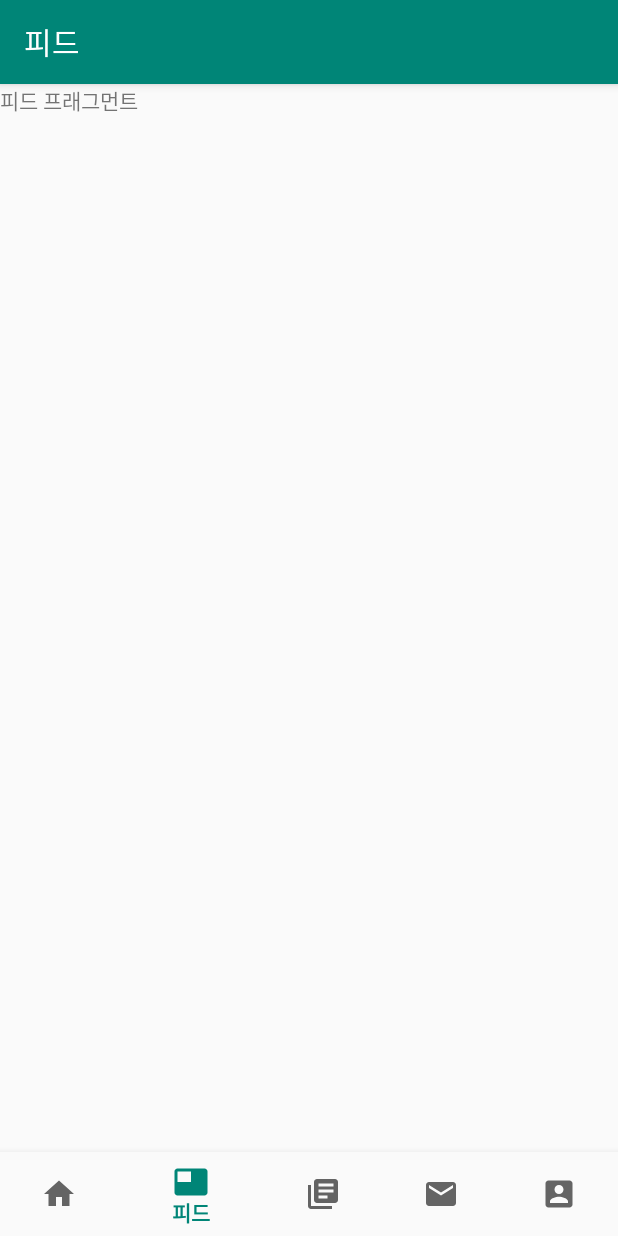
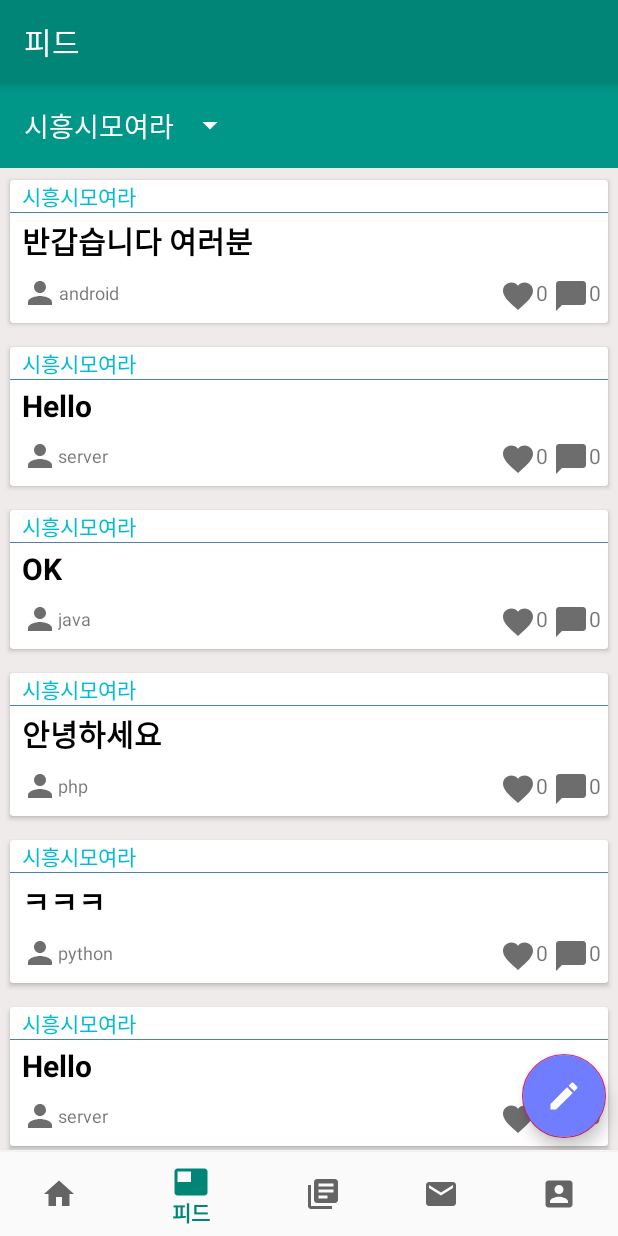
Before and after one commit to dudcheol/SLRcoding, an Android app: the screen it shows after launch (MainActivity), item 2 of the bottom bar chosen, on a phone screen of 412 x 824 dp. Run offline under Robolectric (Android 15) with nearby library versions, the phone set to English and light mode, and no system bars.

Commit message:
피드 디자인과 피드 스피너, 프래그먼트,자식프래그먼트 완성

```diff
--- /dev/null
+++ b/app/src/main/java/com/example/slrcoding/Board.java
@@ -0,0 +1,68 @@
+package com.example.slrcoding;
+
+public class Board {
+    private String id;
+    private String category;
+    private String title;
+    private String contents;
+    private String name;
+
+    public Board(){
+
+    }
+
+    public Board(String id, String category, String title, String contents, String name) {
+        this.id = id;
+        this.category= category;
+        this.title = title;
+        this.contents = contents;
+        this.name = name;
+    }
+
+    public String getId() {
+        return id;
+    }
+
+    public void setId(String id) {
+        this.id = id;
+    }
+
+    public String getCategory(){return category;}
+
+    public void setCategory(String category){this.category=category;}
+
+    public String getTitle() {
+        return title;
+    }
+
+    public void setTitle(String title) {
+        this.title = title;
+    }
+
+    public String getContents() {
+        return contents;
+    }
+
+    public void setContents(String contents) {
+        this.contents = contents;
+    }
+
+    public String getName() {
+        return name;
+    }
+
+    public void setName(String name) {
+        this.name = name;
+    }
+
+    @Override
+    public String toString() {
+        return "Board{" +
+                "id='" + id + '\'' +
+                ", category='" + category + '\'' +
+                ", title='" + title + '\'' +
+                ", contents='" + contents + '\'' +
+                ", name='" + name + '\'' +
+                '}';
+    }
+}
--- /dev/null
+++ b/app/src/main/java/com/example/slrcoding/MainAdapter.java
@@ -0,0 +1,54 @@
+package com.example.slrcoding;
+
+import android.support.annotation.NonNull;
+import android.support.v7.widget.RecyclerView;
+import android.view.LayoutInflater;
+import android.view.View;
+import android.view.ViewGroup;
+import android.widget.TextView;
+
+import java.util.List;
+
+//어댑터
+public class MainAdapter extends RecyclerView.Adapter<MainAdapter.MainViewHolder>{
+
+    private List<Board> mBoardList;
+
+    public MainAdapter(List<Board> mBoardList) {
+        this.mBoardList = mBoardList;
+    }
+
+    @NonNull
+    @Override
+    public MainViewHolder onCreateViewHolder(@NonNull ViewGroup parent, int viewType) {
+        return new MainViewHolder(LayoutInflater.from(parent.getContext()).inflate(R.layout.item_main,parent,false));
+    }
+
+    @Override
+    public void onBindViewHolder(@NonNull MainViewHolder holder, int position) {
+        Board data = mBoardList.get(position);
+        holder.mCategoryTextView.setText(data.getCategory());
+        holder.mTitleTextView.setText(data.getTitle());
+        holder.mNameTextView.setText(data.getName());
+    }
+
+    @Override
+    public int getItemCount() {
+        return mBoardList.size();
+    }
+
+    //하나당 세부 내용을 위한 뷰 홀더
+    class MainViewHolder extends RecyclerView.ViewHolder{
+        private TextView mCategoryTextView;
+        private TextView mTitleTextView;
+        private TextView mNameTextView;
+        public MainViewHolder(@NonNull View itemView) {
+            super(itemView);
+            mCategoryTextView = itemView.findViewById(R.id.category_name);
+            mTitleTextView = itemView.findViewById(R.id.item_title_text);
+            mNameTextView = itemView.findViewById(R.id.item_name_text);
+
+
+        }
+    }
+}
--- a/app/src/main/java/com/example/slrcoding/fragment/FeedFragment.java
+++ b/app/src/main/java/com/example/slrcoding/fragment/FeedFragment.java
@@ -3,9 +3,13 @@ package com.example.slrcoding.fragment;
 
 import android.os.Bundle;
 import android.support.v4.app.Fragment;
+import android.support.v4.app.FragmentTransaction;
 import android.view.LayoutInflater;
 import android.view.View;
 import android.view.ViewGroup;
+import android.widget.AdapterView;
+import android.widget.ArrayAdapter;
+import android.widget.Spinner;
 
 import com.example.slrcoding.R;
 
@@ -14,7 +18,9 @@ import com.example.slrcoding.R;
  */
 public class FeedFragment extends Fragment {
 
-
+    Spinner spinner;
+    Feed_Child_FragmentOne fragmentOne;
+    Feed_Child_FragmentTwo fragmentTwo;
     public FeedFragment() {
         // Required empty public constructor
     }
@@ -24,7 +30,44 @@ public class FeedFragment extends Fragment {
     public View onCreateView(LayoutInflater inflater, ViewGroup container,
                              Bundle savedInstanceState) {
         // Inflate the layout for this fragment
-        return inflater.inflate(R.layout.fragment_feed, container, false);
+        ViewGroup rootView = (ViewGroup)inflater.inflate(R.layout.fragment_feed, container, false);
+        spinner = rootView.findViewById(R.id.spinner);
+
+        fragmentOne = new Feed_Child_FragmentOne();
+        fragmentTwo = new Feed_Child_FragmentTwo();
+
+        ArrayAdapter<String> ad = new ArrayAdapter<>(getActivity(),
+                R.layout.custom_spinner,
+                getResources().getStringArray(R.array.fragments));
+        ad.setDropDownViewResource(android.R.layout.simple_spinner_dropdown_item);
+        spinner.setAdapter(ad);
+
+        spinner.setOnItemSelectedListener(new AdapterView.OnItemSelectedListener() {
+            @Override
+            public void onItemSelected(AdapterView<?> parent, View view, int position, long id) {
+                switch (position)
+                {
+                    case 0:
+                        setFragment(fragmentOne);
+                        break;
+                    case 1:
+                        setFragment(fragmentTwo);
+                        break;
+                }
+            }
+
+            @Override
+            public void onNothingSelected(AdapterView<?> parent) {
+
+            }
+        });
+        return rootView;
+    }
+
+    public void setFragment(Fragment fragment){
+        FragmentTransaction fragmentTransaction = getChildFragmentManager().beginTransaction();
+        fragmentTransaction.replace(R.id.main_frame,fragment);
+        fragmentTransaction.commit();
     }
 
 }
--- /dev/null
+++ b/app/src/main/java/com/example/slrcoding/fragment/Feed_Child_FragmentOne.java
@@ -0,0 +1,54 @@
+package com.example.slrcoding.fragment;
+
+import android.os.Bundle;
+import android.support.v4.app.Fragment;
+import android.support.v7.widget.RecyclerView;
+import android.view.LayoutInflater;
+import android.view.View;
+import android.view.ViewGroup;
+
+import com.example.slrcoding.Board;
+import com.example.slrcoding.MainAdapter;
+import com.example.slrcoding.R;
+
+import java.util.ArrayList;
+import java.util.List;
+
+public class Feed_Child_FragmentOne extends Fragment {
+
+    private RecyclerView mMainRecyclerView;
+    private MainAdapter mAdapter;
+    private List<Board> mBoardList;
+
+    public Feed_Child_FragmentOne() {
+        // Required empty public constructor
+    }
+
+    @Override
+    public View onCreateView(LayoutInflater inflater, ViewGroup container,
+                             Bundle savedInstanceState) {
+        // Inflate the layout for this fragment
+        ViewGroup rootView = (ViewGroup)inflater.inflate(R.layout.fragment_feed__child__fragment_one, container, false);
+        mMainRecyclerView = rootView.findViewById(R.id.main_recycler_view);
+
+        //ontainer.findViewById(R.id.main_write_button).setOnClickListener(this);
+
+        mBoardList = new ArrayList<>();
+        mBoardList.add(new Board(null,"시흥시모여라","반갑습니다 여러분",null,"android"));
+        mBoardList.add(new Board(null,"시흥시모여라","Hello",null,"server"));
+        mBoardList.add(new Board(null,"시흥시모여라","OK",null,"java"));
+        mBoardList.add(new Board(null,"시흥시모여라","안녕하세요",null,"php"));
+        mBoardList.add(new Board(null,"시흥시모여라","ㅋㅋㅋ",null,"python"));
+        mBoardList.add(new Board(null,"시흥시모여라","Hello",null,"server"));
+        mBoardList.add(new Board(null,"시흥시모여라","OK",null,"java"));
+        mBoardList.add(new Board(null,"시흥시모여라","안녕하세요",null,"php"));
+        mBoardList.add(new Board(null,"시흥시모여라","ㅋㅋㅋ",null,"python"));
+        mAdapter = new MainAdapter(mBoardList);
+        mMainRecyclerView.setAdapter(mAdapter);
+        return rootView;
+    }
+
+
+
+
+}
--- /dev/null
+++ b/app/src/main/java/com/example/slrcoding/fragment/Feed_Child_FragmentTwo.java
@@ -0,0 +1,52 @@
+package com.example.slrcoding.fragment;
+
+import android.os.Bundle;
+import android.support.v4.app.Fragment;
+import android.support.v7.widget.RecyclerView;
+import android.view.LayoutInflater;
+import android.view.View;
+import android.view.ViewGroup;
+
+import com.example.slrcoding.Board;
+import com.example.slrcoding.MainAdapter;
+import com.example.slrcoding.R;
+
+import java.util.ArrayList;
+import java.util.List;
+
+
+public class Feed_Child_FragmentTwo extends Fragment {
+
+    private RecyclerView mMainRecyclerView;
+    private MainAdapter mAdapter;
+    private List<Board> mBoardList;
+
+    public Feed_Child_FragmentTwo() {
+        // Required empty public constructor
+    }
+
+    @Override
+    public View onCreateView(LayoutInflater inflater, ViewGroup container,
+                             Bundle savedInstanceState) {
+        ViewGroup rootView = (ViewGroup)inflater.inflate(R.layout.fragment_feed__child__fragment_two, container, false);
+        mMainRecyclerView = rootView.findViewById(R.id.main_recycler_view);
+
+        //ontainer.findViewById(R.id.main_write_button).setOnClickListener(this);
+
+        mBoardList = new ArrayList<>();
+        mBoardList.add(new Board(null,"축구","축구 할사람 여러분",null,"android"));
+        mBoardList.add(new Board(null,"축구","와~~토트넘 ",null,"server"));
+        mBoardList.add(new Board(null,"축구","레알마드리드??",null,"java"));
+        mBoardList.add(new Board(null,"축구","히딩크 돌아와라",null,"php"));
+        mBoardList.add(new Board(null,"축구","박항서",null,"python"));
+        mBoardList.add(new Board(null,"축구","손흥민 잘한다..",null,"server"));
+        mBoardList.add(new Board(null,"축구","제 2의 박지성이냐",null,"java"));
+        mBoardList.add(new Board(null,"축구","축구는 뭐다?",null,"php"));
+        mBoardList.add(new Board(null,"축구","축구다!",null,"python"));
+        mAdapter = new MainAdapter(mBoardList);
+        mMainRecyclerView.setAdapter(mAdapter);
+        return rootView;
+    }
+
+
+}
--- /dev/null
+++ b/app/src/main/res/drawable-v24/ic_chat_bubble.xml
@@ -0,0 +1,5 @@
+<vector android:height="24dp" android:tint="#6D6D6D"
+    android:viewportHeight="24.0" android:viewportWidth="24.0"
+    android:width="24dp" xmlns:android="http://schemas.android.com/apk/res/android">
+    <path android:fillColor="#FF000000" android:pathData="M20,2H4c-1.1,0 -2,0.9 -2,2v18l4,-4h14c1.1,0 2,-0.9 2,-2V4c0,-1.1 -0.9,-2 -2,-2z"/>
+</vector>
--- /dev/null
+++ b/app/src/main/res/drawable-v24/ic_edit.xml
@@ -0,0 +1,5 @@
+<vector android:height="24dp" android:tint="#FFFFFF"
+    android:viewportHeight="24.0" android:viewportWidth="24.0"
+    android:width="24dp" xmlns:android="http://schemas.android.com/apk/res/android">
+    <path android:fillColor="#FF000000" android:pathData="M3,17.25V21h3.75L17.81,9.94l-3.75,-3.75L3,17.25zM20.71,7.04c0.39,-0.39 0.39,-1.02 0,-1.41l-2.34,-2.34c-0.39,-0.39 -1.02,-0.39 -1.41,0l-1.83,1.83 3.75,3.75 1.83,-1.83z"/>
+</vector>
--- /dev/null
+++ b/app/src/main/res/drawable-v24/ic_favorite.xml
@@ -0,0 +1,5 @@
+<vector android:height="24dp" android:tint="#6D6D6D"
+    android:viewportHeight="24.0" android:viewportWidth="24.0"
+    android:width="24dp" xmlns:android="http://schemas.android.com/apk/res/android">
+    <path android:fillColor="#FF000000" android:pathData="M12,21.35l-1.45,-1.32C5.4,15.36 2,12.28 2,8.5 2,5.42 4.42,3 7.5,3c1.74,0 3.41,0.81 4.5,2.09C13.09,3.81 14.76,3 16.5,3 19.58,3 22,5.42 22,8.5c0,3.78 -3.4,6.86 -8.55,11.54L12,21.35z"/>
+</vector>
--- /dev/null
+++ b/app/src/main/res/drawable-v24/ic_person.xml
@@ -0,0 +1,5 @@
+<vector android:height="24dp" android:tint="#6D6D6D"
+    android:viewportHeight="24.0" android:viewportWidth="24.0"
+    android:width="24dp" xmlns:android="http://schemas.android.com/apk/res/android">
+    <path android:fillColor="#FF000000" android:pathData="M12,12c2.21,0 4,-1.79 4,-4s-1.79,-4 -4,-4 -4,1.79 -4,4 1.79,4 4,4zM12,14c-2.67,0 -8,1.34 -8,4v2h16v-2c0,-2.66 -5.33,-4 -8,-4z"/>
+</vector>
--- /dev/null
+++ b/app/src/main/res/layout/custom_spinner.xml
@@ -0,0 +1,9 @@
+<?xml version="1.0" encoding="utf-8"?>
+<TextView
+    xmlns:android="http://schemas.android.com/apk/res/android" android:layout_width="match_parent"
+    android:layout_height="match_parent"
+    android:textSize="18sp"
+    android:textColor="#fff"
+    >
+
+</TextView>
--- a/app/src/main/res/layout/fragment_feed.xml
+++ b/app/src/main/res/layout/fragment_feed.xml
@@ -1,14 +1,30 @@
 <?xml version="1.0" encoding="utf-8"?>
-<FrameLayout xmlns:android="http://schemas.android.com/apk/res/android"
+<RelativeLayout xmlns:android="http://schemas.android.com/apk/res/android"
     xmlns:tools="http://schemas.android.com/tools"
     android:layout_width="match_parent"
     android:layout_height="match_parent"
     tools:context=".fragment.FeedFragment">
 
-    <!-- TODO: Update blank fragment layout -->
-    <TextView
+    <android.support.v7.widget.Toolbar
+        android:id="@+id/toolbar"
+        android:layout_width="match_parent"
+        android:layout_height="wrap_content"
+        android:background="#009688">
+        <Spinner
+            android:layout_width="wrap_content"
+            android:layout_height="wrap_content"
+            android:id="@+id/spinner"
+            android:backgroundTint="#ffff"
+
+            />
+
+    </android.support.v7.widget.Toolbar>
+
+    <FrameLayout
+        android:id="@+id/main_frame"
         android:layout_width="match_parent"
         android:layout_height="match_parent"
-        android:text="피드 프래그먼트" />
+        android:layout_below="@id/toolbar">
+    </FrameLayout>
 
-</FrameLayout>
+</RelativeLayout>
--- /dev/null
+++ b/app/src/main/res/layout/fragment_feed__child__fragment_one.xml
@@ -0,0 +1,31 @@
+<?xml version="1.0" encoding="utf-8"?>
+<RelativeLayout xmlns:android="http://schemas.android.com/apk/res/android"
+    xmlns:tools="http://schemas.android.com/tools"
+    android:layout_width="match_parent"
+    android:layout_height="match_parent"
+    xmlns:app="http://schemas.android.com/apk/res-auto"
+    >
+
+
+    <android.support.v7.widget.RecyclerView
+        android:id="@+id/main_recycler_view"
+        android:layout_width="match_parent"
+        android:layout_height="match_parent"
+        app:layoutManager="android.support.v7.widget.LinearLayoutManager"
+        android:background="#F0EBEB"
+
+        />
+    <android.support.design.widget.FloatingActionButton
+        android:id="@+id/main_write_button"
+        android:layout_width="wrap_content"
+        android:layout_height="wrap_content"
+        android:layout_alignParentBottom="true"
+        android:layout_alignParentEnd="true"
+        android:layout_alignParentRight="true"
+        android:backgroundTint="#717dff"
+        android:src="@drawable/ic_edit"
+        android:layout_margin="8dp"/>
+
+
+
+</RelativeLayout>
--- /dev/null
+++ b/app/src/main/res/layout/fragment_feed__child__fragment_two.xml
@@ -0,0 +1,31 @@
+<?xml version="1.0" encoding="utf-8"?>
+<RelativeLayout xmlns:android="http://schemas.android.com/apk/res/android"
+    xmlns:tools="http://schemas.android.com/tools"
+    android:layout_width="match_parent"
+    android:layout_height="match_parent"
+    xmlns:app="http://schemas.android.com/apk/res-auto"
+    >
+
+
+    <android.support.v7.widget.RecyclerView
+        android:id="@+id/main_recycler_view"
+        android:layout_width="match_parent"
+        android:layout_height="match_parent"
+        app:layoutManager="android.support.v7.widget.LinearLayoutManager"
+        android:background="#F0EBEB"
+
+        />
+    <android.support.design.widget.FloatingActionButton
+        android:id="@+id/main_write_button"
+        android:layout_width="wrap_content"
+        android:layout_height="wrap_content"
+        android:layout_alignParentBottom="true"
+        android:layout_alignParentEnd="true"
+        android:layout_alignParentRight="true"
+        android:backgroundTint="#717dff"
+        android:src="@drawable/ic_edit"
+        android:layout_margin="8dp"/>
+
+
+
+</RelativeLayout>
--- /dev/null
+++ b/app/src/main/res/layout/item_main.xml
@@ -0,0 +1,86 @@
+<?xml version="1.0" encoding="utf-8"?>
+<android.support.v7.widget.CardView xmlns:android="http://schemas.android.com/apk/res/android"
+    xmlns:tools="http://schemas.android.com/tools"
+    android:layout_width="match_parent"
+    android:layout_height="wrap_content"
+    xmlns:app="http://schemas.android.com/apk/res-auto"
+    android:layout_margin="4dp"
+    app:cardCornerRadius="2dp"
+    app:cardElevation="2dp"
+    app:cardMaxElevation="2dp"
+    app:cardPreventCornerOverlap="true"
+    app:cardUseCompatPadding="true"
+    >
+
+    <RelativeLayout
+        android:id="@+id/re"
+        android:layout_width="match_parent"
+        android:layout_height="wrap_content"
+        android:orientation="vertical">
+        <TextView
+            android:id="@+id/category_name"
+            android:layout_alignParentTop="true"
+            android:layout_width="wrap_content"
+            android:layout_height="wrap_content"
+            android:textColor="#00BCD4"
+            android:layout_marginLeft="8dp"
+            />
+        <View
+            android:id="@+id/line"
+            android:layout_width="wrap_content"
+            android:layout_below="@id/category_name"
+            android:layout_height="0.3dp"
+            android:background="#4682B4" />
+
+        <TextView
+            android:id="@+id/item_title_text"
+            android:layout_below="@id/line"
+            android:layout_width="wrap_content"
+            android:layout_height="wrap_content"
+            android:layout_marginLeft="8dp"
+            android:layout_marginTop="3dp"
+            android:text="반갑습니다. 여러분"
+            android:textSize="20sp"
+            android:textStyle="bold"
+            android:textColor="@android:color/black"
+            tools:ignore="HardcodedText" />
+
+        <TextView
+            android:id="@+id/item_name_text"
+            android:layout_below="@id/item_title_text"
+            android:layout_width="wrap_content"
+            android:layout_height="wrap_content"
+            android:layout_margin="8dp"
+            android:gravity="center"
+            android:textSize="12sp"
+            android:drawableStart="@drawable/ic_person"
+            android:text="name"
+
+            />
+
+        <TextView
+            android:id="@+id/like_cnt"
+            android:layout_width="wrap_content"
+            android:layout_height="wrap_content"
+            android:layout_below="@id/item_title_text"
+            android:layout_alignParentEnd="true"
+            android:layout_marginRight="40dp"
+            android:layout_marginTop="10dp"
+            android:text="0"
+            android:layout_toLeftOf="@id/item_name_text"
+            android:drawableStart="@drawable/ic_favorite"
+            />
+        <TextView
+            android:id="@+id/reply_cnt"
+            android:layout_width="wrap_content"
+            android:layout_height="wrap_content"
+            android:layout_below="@id/item_title_text"
+            android:drawableStart="@drawable/ic_chat_bubble"
+            android:layout_marginLeft="362dp"
+            android:layout_marginTop="10dp"
+            android:text="0"
+            />
+    </RelativeLayout>
+
+
+</android.support.v7.widget.CardView>
--- a/app/src/main/res/values/strings.xml
+++ b/app/src/main/res/values/strings.xml
@@ -3,7 +3,12 @@
     <string name="title_home">Home</string>
     <string name="title_dashboard">Dashboard</string>
     <string name="title_notifications">Notifications</string>
+    <string-array name="fragments">
 
+        <item>시흥시모여라</item>
+        <item>축구</item>
+        <item>야구</item>
+    </string-array>
     <!-- TODO: Remove or change this placeholder text -->
     <string name="hello_blank_fragment">Hello blank fragment</string>
 </resources>
```
